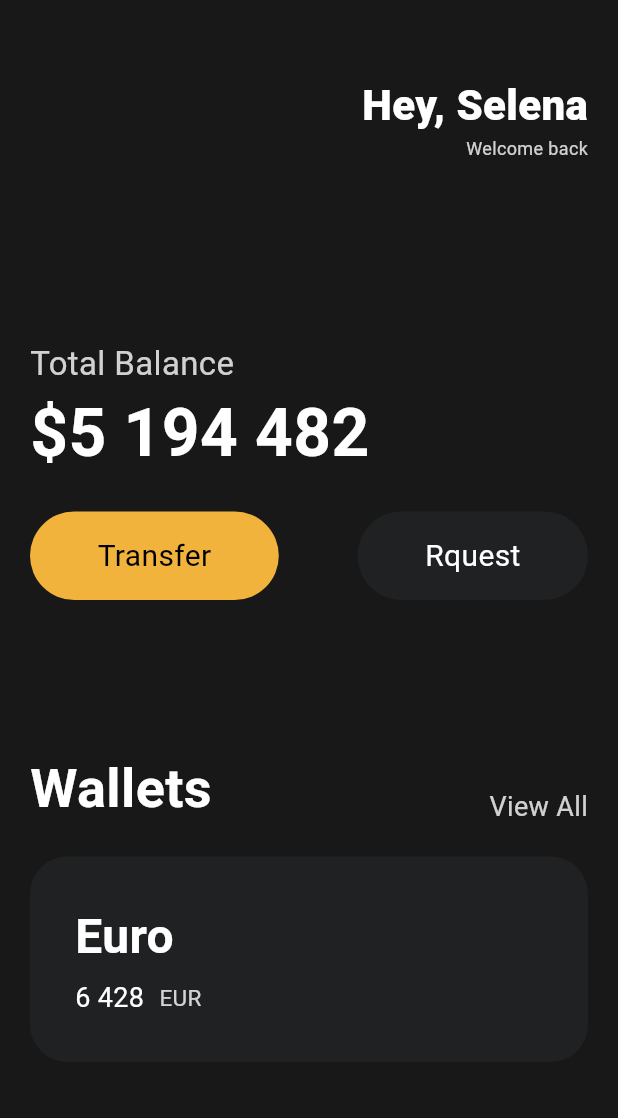
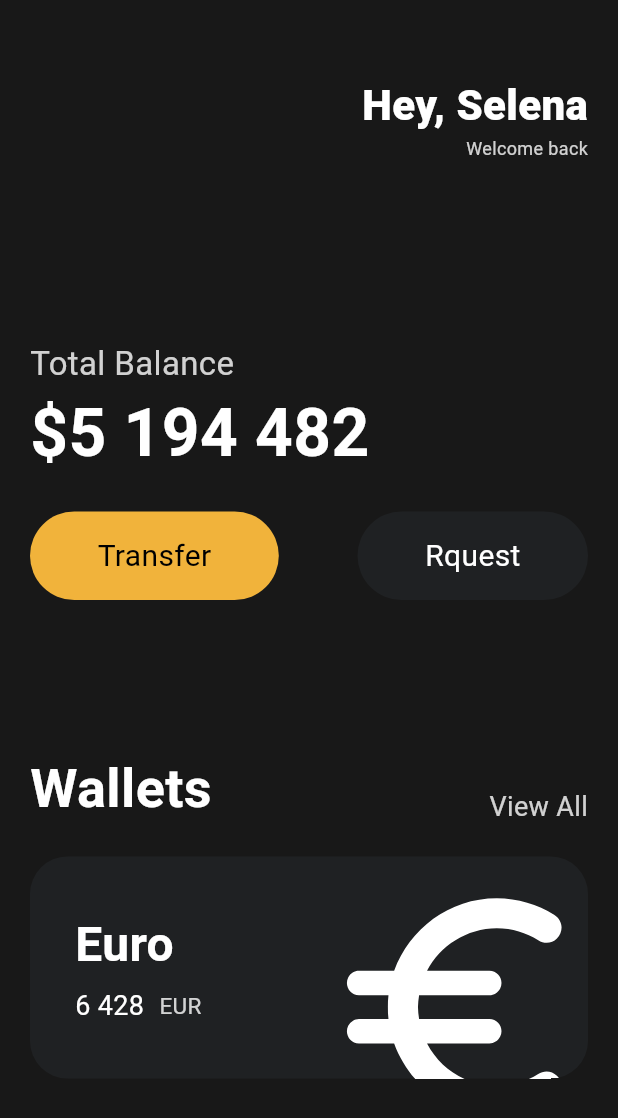
Before and after one commit to KimJJRoSY/flutter_study, a Flutter app: the screen it shows after launch, on a phone screen of 412 x 824 dp. Shown: the top 1118 px of the screen. Run offline on Flutter 3.47's test engine with Material 3 defaults, Android fonts, the phone set to English and light mode, and no system bars.

Commit message:
ui: 카드 위의 이모티콘 추가

```diff
--- a/lib/main.dart
+++ b/lib/main.dart
@@ -114,6 +114,7 @@ class App extends StatelessWidget {
                 height: 20,
               ),
               Container(
+                clipBehavior: Clip.hardEdge, //clipBehavior -> overflow 되었을때 처리
                 decoration: BoxDecoration(
                   color: Color(0xFF1F2123),
                   borderRadius: BorderRadius.circular(25),
@@ -121,6 +122,7 @@ class App extends StatelessWidget {
                 child: Padding(
                   padding: const EdgeInsets.all(30),
                   child: Row(
+                    mainAxisAlignment: MainAxisAlignment.spaceBetween,
                     children: [
                       Column(
                         crossAxisAlignment: CrossAxisAlignment.start,
@@ -157,6 +159,19 @@ class App extends StatelessWidget {
                           ),
                         ],
                       ),
+                      Transform.scale(
+                        scale: 2.2,
+                        // 아이콘 크기는 고정하여 카드 크기도 고정
+                        child: Transform.translate(
+                          // translatr 위젯을 사용해서 아이콘 위치 조정 (x,y)
+                          offset: Offset(-5, 12),
+                          child: const Icon(
+                            Icons.euro_rounded,
+                            color: Colors.white,
+                            size: 88,
+                          ),
+                        ),
+                      ),
                     ],
                   ),
                 ),
```
